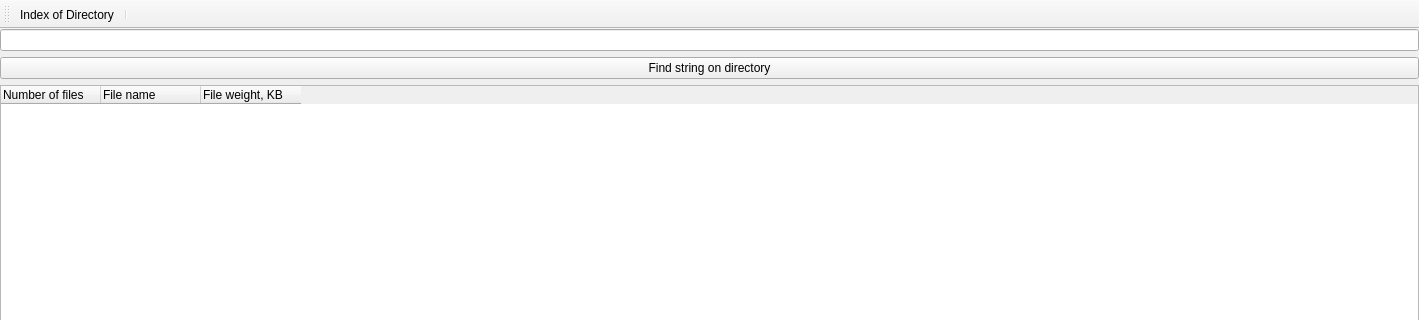
Old version of the form mainwindow.ui in the repository entershei/Find_string_on_directory; both pictures show x 0 to 1419 and y 0 to 320 of the 1419 by 693 pixel window.
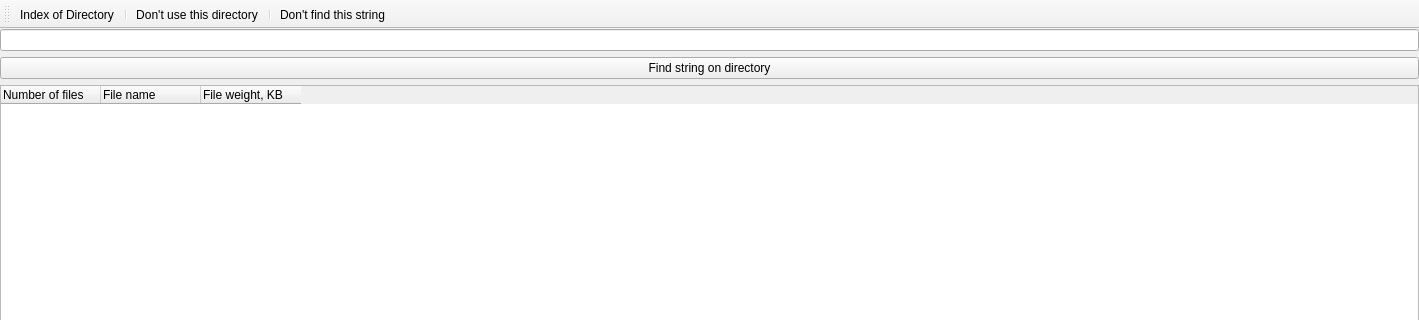
New version of the form.

Commit message: added the ability to cancel

The edit to the form file:
```diff
--- a/mainwindow.ui
+++ b/mainwindow.ui
@@ -143,6 +143,9 @@
    </attribute>
    <addaction name="actionIndex_Directory"/>
    <addaction name="separator"/>
+   <addaction name="actionCancel_index"/>
+   <addaction name="separator"/>
+   <addaction name="actionCancel_find_string"/>
   </widget>
   <action name="actionIndex_Directory">
    <property name="enabled">
@@ -160,6 +163,16 @@
     <string>&amp;Exit</string>
    </property>
   </action>
+  <action name="actionCancel_index">
+   <property name="text">
+    <string>Don't use this directory</string>
+   </property>
+  </action>
+  <action name="actionCancel_find_string">
+   <property name="text">
+    <string>&amp;Don't find this string</string>
+   </property>
+  </action>
  </widget>
  <layoutdefault spacing="6" margin="11"/>
  <resources/>
```
Left out of the diff: 38 changed lines with no effect on the pictures. The commit also changes 4 other files.
